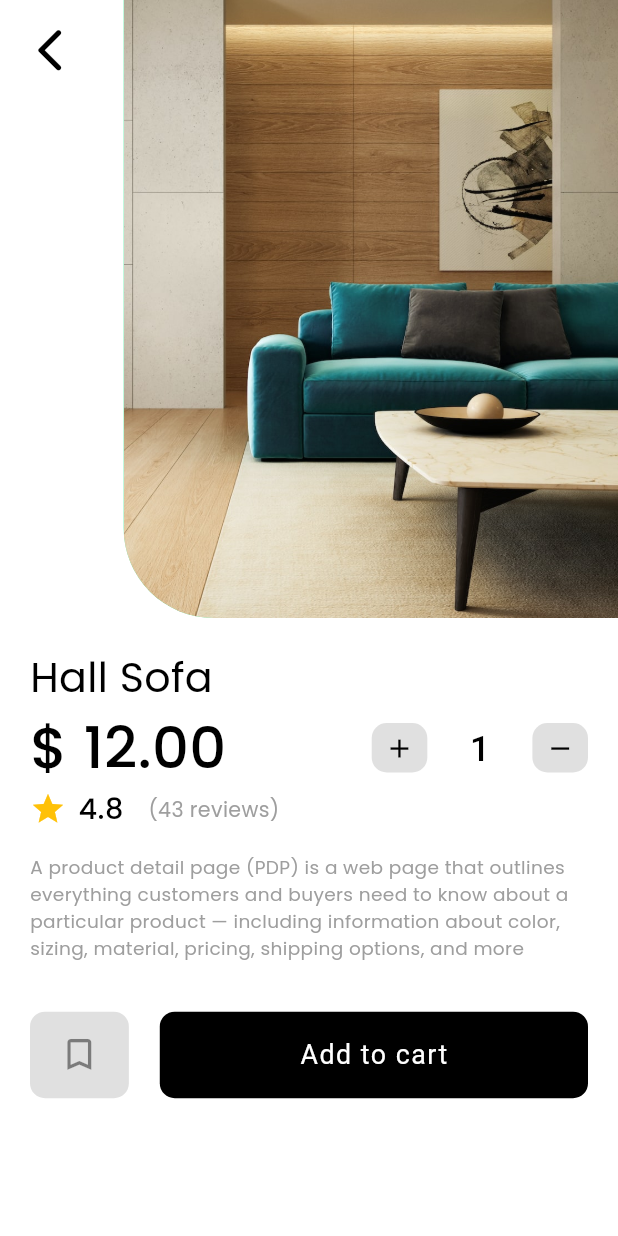
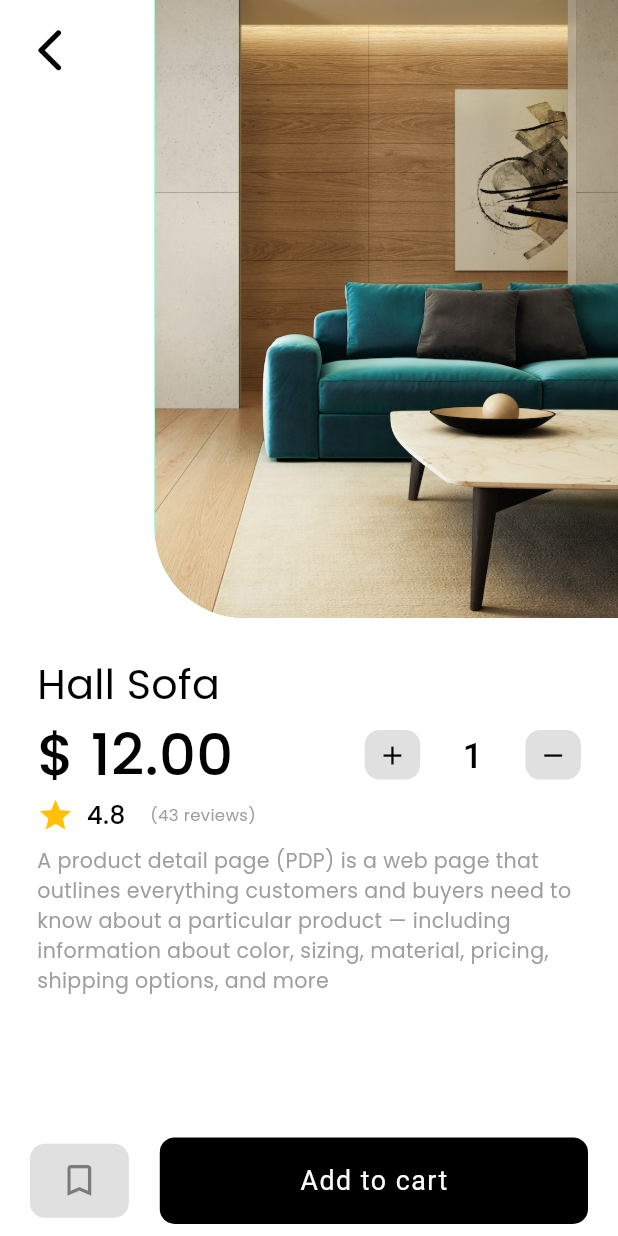
Before and after one commit to theAkHilsarkar18/furniture_app, a Flutter app: the screen it shows after launch, after a tap on "Hall Sofa", on a phone screen of 412 x 824 dp. Run offline on Flutter 3.47's test engine with Material 2 defaults, Android fonts, the phone set to English and light mode, and no system bars; our stand-ins replace device_preview, firebase_core, get, google_fonts, sizer; accounts and stored records are empty; Roboto replaces fonts that are missing (Overpass).

Commit message:
01-06-2023

```diff
--- a/lib/main.dart
+++ b/lib/main.dart
@@ -1,11 +1,16 @@
+import 'package:device_preview/device_preview.dart';
 import 'package:firebase_core/firebase_core.dart';
+import 'package:flutter/foundation.dart';
 import 'package:flutter/material.dart';
 import 'package:furniture_shopping_app/screens/cart/view/cartscreen.dart';
 import 'package:furniture_shopping_app/screens/detail/view/detailscreen.dart';
 import 'package:furniture_shopping_app/screens/favourite/view/favouritescreen.dart';
 import 'package:furniture_shopping_app/screens/home/view/homescreen.dart';
 import 'package:furniture_shopping_app/screens/intro/view/introscreen.dart';
+import 'package:furniture_shopping_app/screens/myorder/view/myorderscreen.dart';
 import 'package:furniture_shopping_app/screens/navigation%20bar/view/navigationbarscreen.dart';
+import 'package:furniture_shopping_app/screens/profile/view/profilescreen.dart';
+import 'package:furniture_shopping_app/screens/shipping/view/shipping.dart';
 import 'package:furniture_shopping_app/screens/signin_signup/view/signin.dart';
 import 'package:furniture_shopping_app/screens/signin_signup/view/signup.dart';
 import 'package:get/get.dart';
@@ -15,9 +20,12 @@ Future<void> main()
 async {
   WidgetsFlutterBinding.ensureInitialized();
   await Firebase.initializeApp();
+
+  // for device preview
+  //enabled: !kReleaseMode,
   runApp(
     Sizer(
-      builder: (context, orientation, deviceType) =>  GetMaterialApp(
+      builder: (context, orientation, deviceType) => GetMaterialApp(
         theme: ThemeData(
           useMaterial3: true,
           textTheme: TextTheme()
@@ -25,14 +33,17 @@ async {
         initialRoute: '/bar',
         debugShowCheckedModeBanner: false,
         getPages: [
-          GetPage(name: '/',page: () => Introscreen(),),
-          GetPage(name: '/signin',page: () => SigninScreen(),),
-          GetPage(name: '/signup',page: () => SignupScreen(),),
-          GetPage(name: '/home',page: () => Homescreen(),),
-          GetPage(name: '/bar',page: () => NavigationbarScreen(),),
-          GetPage(name: '/detail',page: () => Detailscreen(),),
-          GetPage(name: '/fav',page: () => FavouriteScreen(),),
-          GetPage(name: '/cart',page: () => CartScreen(),),
+          GetPage(name: '/',page: () => Introscreen(),transition: Transition.cupertinoDialog),
+          GetPage(name: '/signin',page: () => SigninScreen(),transition: Transition.cupertinoDialog),
+          GetPage(name: '/signup',page: () => SignupScreen(),transition: Transition.cupertinoDialog),
+          GetPage(name: '/home',page: () => Homescreen(),transition: Transition.cupertinoDialog),
+          GetPage(name: '/bar',page: () => NavigationbarScreen(),transition: Transition.cupertinoDialog),
+          GetPage(name: '/detail',page: () => Detailscreen(),transition: Transition.cupertinoDialog),
+          GetPage(name: '/fav',page: () => FavouriteScreen(),transition: Transition.cupertinoDialog),
+          GetPage(name: '/cart',page: () => CartScreen(),transition: Transition.cupertinoDialog),
+          GetPage(name: '/profile',page: () => ProfileScreen(),transition: Transition.cupertinoDialog),
+          GetPage(name: '/order',page: () => MyOrderScreen(),transition: Transition.cupertinoDialog),
+          GetPage(name: '/ship',page: () => ShippingScreen(),transition: Transition.cupertinoDialog),
         ],
       ),
     ),
--- a/lib/screens/detail/view/detailscreen.dart
+++ b/lib/screens/detail/view/detailscreen.dart
@@ -21,7 +21,9 @@ class _DetailscreenState extends State<Detailscreen> {
     return SafeArea(
       child: Scaffold(
         backgroundColor: Colors.white,
-        body: Column(
+        body: Container(
+          height: MediaQuery.of(context).size.height,
+          child: Column(
             crossAxisAlignment: CrossAxisAlignment.start,
             children: [
               // product image
@@ -36,7 +38,7 @@ class _DetailscreenState extends State<Detailscreen> {
                   Obx(
                     () => Container(
                       height: 50.h,
-                    width: 80.w,
+                      width: 75.w,
                       decoration: BoxDecoration(
                         borderRadius:
                             BorderRadius.only(bottomLeft: Radius.circular(60)),
@@ -55,7 +57,7 @@ class _DetailscreenState extends State<Detailscreen> {
                 ],
               ),
               Container(
-              margin: EdgeInsets.all(20),
+                margin: EdgeInsets.all(18.sp),
                 child: Column(
                   crossAxisAlignment: CrossAxisAlignment.start,
                   children: [
@@ -64,9 +66,11 @@ class _DetailscreenState extends State<Detailscreen> {
                       '${homeController.productList[detailController.productIndex.value].productName}',
                       style: GoogleFonts.poppins(color: Colors.black,fontSize: 20.sp),
                     ),
+                    //SizedBox(height: 1.h,),
                     // amount line
                     Row(
                       mainAxisAlignment: MainAxisAlignment.spaceBetween,
+
                       children: [
                         Text(
                           '\$ ${homeController.productList[detailController.productIndex.value].productPrice}',
@@ -119,32 +123,38 @@ class _DetailscreenState extends State<Detailscreen> {
                     Row(
                       crossAxisAlignment: CrossAxisAlignment.center,
                       children: [
-                      Icon(Icons.star,color: Colors.amber,),
+                        Icon(Icons.star,color: Colors.amber,size: 18.sp),
                         SizedBox(width: 2.w),
                         Text(
                           '${homeController.productList[detailController.productIndex.value].productRating}',
-                        style: GoogleFonts.poppins(color: Colors.black,fontSize: 14.sp,fontWeight: FontWeight.w500),
+                          style: GoogleFonts.poppins(color: Colors.black,fontSize: 12.sp,fontWeight: FontWeight.w500),
                         ),
                         SizedBox(width: 4.w),
                         Text(
                           '(43 reviews)',
-                        style: GoogleFonts.poppins(color: Colors.grey,fontSize: 10.sp),
+                          style: GoogleFonts.poppins(color: Colors.grey,fontSize: 8.sp),
                         ),
                       ],
                     ),
                     // all detail paragraph
-                  SizedBox(height: 2.h,),
+                    SizedBox(height: 1.h,),
                     Text(
                       '${detailController.detail.value}',
-                    style: GoogleFonts.poppins(color: Colors.grey,fontSize: 9.sp),
+                      style: GoogleFonts.poppins(color: Colors.grey,fontSize: 10.sp),
                     ),
                     // save and add to cart box
-                  SizedBox(height: 4.h,),
-                  Row(
+
+                  ],
+                ),
+              ),
+              Spacer(),
+              Padding(
+                padding: const EdgeInsets.only(left: 20,right: 20,bottom: 8),
+                child: Row(
                   crossAxisAlignment: CrossAxisAlignment.center,
                   children: [
                     Container(
-                        height: 7.h,
+                      height: 6.h,
                       width: 16.w,
                       decoration: BoxDecoration(
                         color: Colors.black12,
@@ -167,12 +177,9 @@ class _DetailscreenState extends State<Detailscreen> {
                     ),
                   ],
                 ),
-
+              ),
             ],
           ),
-            ),
-
-          ],
         ),
       ),
     );
--- a/lib/screens/home/view/homescreen.dart
+++ b/lib/screens/home/view/homescreen.dart
@@ -89,7 +89,8 @@ class _HomescreenState extends State<Homescreen> {
               ],
             ),
             // product grid view
-            Container(
+            Expanded(
+              child: Container(
                 padding: EdgeInsets.only(left: 8,right: 8,top: 10),
                 height: 68.h,
                 width: MediaQuery.of(context).size.width,
@@ -115,6 +116,7 @@ class _HomescreenState extends State<Homescreen> {
                     ),
                   ),
                   itemCount: homeController.productList.length,
+                ),
               ),
             ),
           ],
--- /dev/null
+++ b/lib/screens/myorder/controller/ordercontroller.dart
@@ -0,0 +1,6 @@
+import 'package:get/get.dart';
+
+class OrderController extends GetxController
+{
+
+}
--- a/lib/screens/navigation bar/controller/navigationController.dart
+++ b/lib/screens/navigation bar/controller/navigationController.dart
@@ -1,5 +1,6 @@
 import 'package:furniture_shopping_app/screens/favourite/view/favouritescreen.dart';
 import 'package:furniture_shopping_app/screens/home/view/homescreen.dart';
+import 'package:furniture_shopping_app/screens/profile/view/profilescreen.dart';
 import 'package:get/get.dart';
 
 class NavigationController extends GetxController
@@ -9,6 +10,6 @@ class NavigationController extends GetxController
     Homescreen(),
     FavouriteScreen(),
     Homescreen(),
-    Homescreen(),
+    ProfileScreen(),
   ].obs;
 }
--- a/lib/screens/navigation bar/view/navigationbarscreen.dart
+++ b/lib/screens/navigation bar/view/navigationbarscreen.dart
@@ -39,7 +39,7 @@ class _NavigationbarScreenState extends State<NavigationbarScreen> {
   Container navigationBar()
   {
     return Container(
-      height: 8.h,
+      height: 7.h,
       width: double.infinity,
       decoration: BoxDecoration(color: Colors.white),
       child: Row(
--- a/pubspec.yaml
+++ b/pubspec.yaml
@@ -42,6 +42,7 @@ dependencies:
   firebase_core: ^2.13.1
   firebase_auth: ^4.6.2
   google_sign_in: any
+  device_preview: ^1.1.0
 
 dev_dependencies:
   flutter_test:
```
Also changed, not shown: lib/screens/myorder/view/myorderscreen.dart (added, +154 -0 lines), lib/screens/profile/controller/profilecontroller.dart (added, +13 -0 lines), lib/screens/profile/model/profilemodel.dart (added, +7 -0 lines), lib/screens/profile/view/profilescreen.dart (added, +97 -0 lines), lib/screens/shipping/controller/shippingcontroller.dart (added, +10 -0 lines), lib/screens/shipping/view/shipping.dart (added, +94 -0 lines), pubspec.lock. Lines whose indentation alone changed are shown as unchanged.
